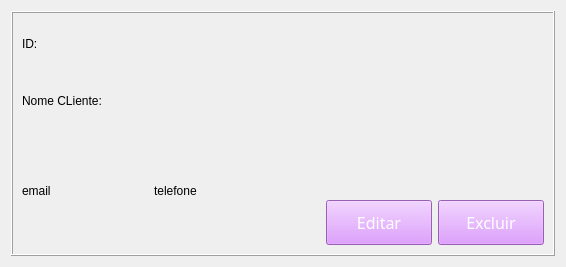
Qt form view/card_cliente.ui (Michel3-01/Sistema_Loja_de_Roupas) before a commit.
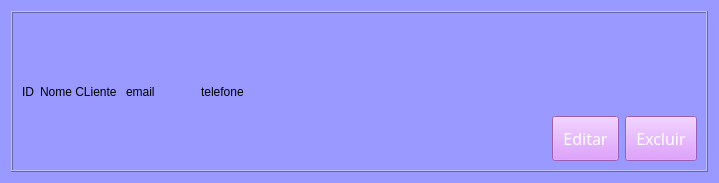
The same form after that commit.

The edit to the form file:
```diff
--- a/view/card_cliente.ui
+++ b/view/card_cliente.ui
@@ -6,13 +6,16 @@
    <rect>
     <x>0</x>
     <y>0</y>
-    <width>566</width>
-    <height>267</height>
+    <width>719</width>
+    <height>183</height>
    </rect>
   </property>
   <property name="windowTitle">
    <string>Form</string>
   </property>
+  <property name="styleSheet">
+   <string notr="true">background-color:#9999ff;</string>
+  </property>
   <layout class="QHBoxLayout" name="horizontalLayout_5">
    <item>
     <widget class="QFrame" name="frame_2">
@@ -26,7 +29,11 @@
       <item>
        <layout class="QVBoxLayout" name="verticalLayout_2">
         <item>
-         <layout class="QVBoxLayout" name="verticalLayout_3">
+         <layout class="QHBoxLayout" name="horizontalLayout_2">
+          <item>
+           <layout class="QHBoxLayout" name="horizontalLayout_4">
+            <item>
+             <layout class="QHBoxLayout" name="horizontalLayout">
           <item>
            <widget class="QLabel" name="label_id">
             <property name="sizePolicy">
@@ -36,33 +43,53 @@
              </sizepolicy>
             </property>
             <property name="text">
-             <string>ID:</string>
+                 <string>ID</string>
             </property>
            </widget>
           </item>
+              <item>
+               <spacer name="horizontalSpacer_2">
+                <property name="orientation">
+                 <enum>Qt::Horizontal</enum>
+                </property>
+                <property name="sizeType">
+                 <enum>QSizePolicy::Fixed</enum>
+                </property>
+                <property name="sizeHint" stdset="0">
+                 <size>
+                  <width>0</width>
+                  <height>0</height>
+                 </size>
+                </property>
+               </spacer>
+              </item>
           <item>
            <widget class="QLabel" name="label_nome">
+                <property name="sizePolicy">
+                 <sizepolicy hsizetype="Preferred" vsizetype="Preferred">
+                  <horstretch>0</horstretch>
+                  <verstretch>0</verstretch>
+                 </sizepolicy>
+                </property>
             <property name="minimumSize">
              <size>
-              <width>60</width>
-              <height>60</height>
+                  <width>80</width>
+                  <height>80</height>
              </size>
             </property>
             <property name="maximumSize">
              <size>
-              <width>90</width>
-              <height>90</height>
+                  <width>200</width>
+                  <height>200</height>
              </size>
             </property>
             <property name="text">
-             <string>Nome CLiente:</string>
+                 <string>Nome CLiente</string>
             </property>
            </widget>
           </item>
          </layout>
         </item>
-        <item>
-         <layout class="QHBoxLayout" name="horizontalLayout_2">
           <item>
            <widget class="QLabel" name="label_email">
             <property name="text">
@@ -70,6 +97,22 @@
             </property>
            </widget>
           </item>
+            <item>
+             <spacer name="horizontalSpacer_3">
+              <property name="orientation">
+               <enum>Qt::Horizontal</enum>
+              </property>
+              <property name="sizeType">
+               <enum>QSizePolicy::Fixed</enum>
+              </property>
+              <property name="sizeHint" stdset="0">
+               <size>
+                <width>40</width>
+                <height>20</height>
+               </size>
+              </property>
+             </spacer>
+            </item>
           <item>
            <widget class="QLabel" name="label_telefone">
             <property name="text">
@@ -77,6 +120,24 @@
             </property>
            </widget>
           </item>
+            <item>
+             <spacer name="horizontalSpacer_4">
+              <property name="orientation">
+               <enum>Qt::Horizontal</enum>
+              </property>
+              <property name="sizeType">
+               <enum>QSizePolicy::Minimum</enum>
+              </property>
+              <property name="sizeHint" stdset="0">
+               <size>
+                <width>40</width>
+                <height>20</height>
+               </size>
+              </property>
+             </spacer>
+            </item>
+           </layout>
+          </item>
          </layout>
         </item>
        </layout>
@@ -104,7 +165,7 @@
              <enum>Qt::Horizontal</enum>
             </property>
             <property name="sizeType">
-             <enum>QSizePolicy::Fixed</enum>
+             <enum>QSizePolicy::Expanding</enum>
             </property>
             <property name="sizeHint" stdset="0">
              <size>
```
Lines whose indentation alone changed are shown as unchanged.
